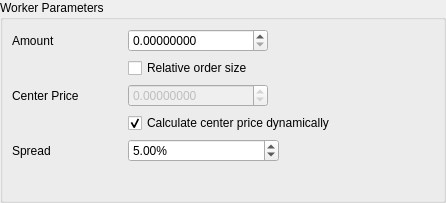
Qt form dexbot/views/ui/forms/relative_orders_widget.ui (xeroc/stakemachine) before a commit.
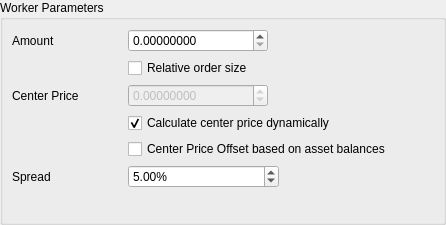
The same form after that commit.

Commit message: Add option for center price offset

The edit to the form file:
```diff
--- a/dexbot/views/ui/forms/relative_orders_widget.ui
+++ b/dexbot/views/ui/forms/relative_orders_widget.ui
@@ -7,7 +7,7 @@
     <x>0</x>
     <y>0</y>
     <width>446</width>
-    <height>203</height>
+    <height>225</height>
    </rect>
   </property>
   <property name="windowTitle">
@@ -165,7 +165,7 @@
         </property>
        </widget>
       </item>
-      <item row="4" column="0">
+      <item row="7" column="0">
        <widget class="QLabel" name="spread_label">
         <property name="sizePolicy">
          <sizepolicy hsizetype="Maximum" vsizetype="Preferred">
@@ -193,7 +193,7 @@
         </property>
        </widget>
       </item>
-      <item row="4" column="1">
+      <item row="7" column="1">
        <widget class="QDoubleSpinBox" name="spread_input">
         <property name="sizePolicy">
          <sizepolicy hsizetype="Fixed" vsizetype="Fixed">
@@ -238,6 +238,13 @@
         </property>
        </widget>
       </item>
+      <item row="6" column="1">
+       <widget class="QCheckBox" name="center_price_offset_checkbox">
+        <property name="text">
+         <string>Center Price Offset based on asset balances</string>
+        </property>
+       </widget>
+      </item>
      </layout>
     </widget>
    </item>
```
Left out of the diff: 6 changed lines with no effect on the pictures. The commit also changes 5 other files.
